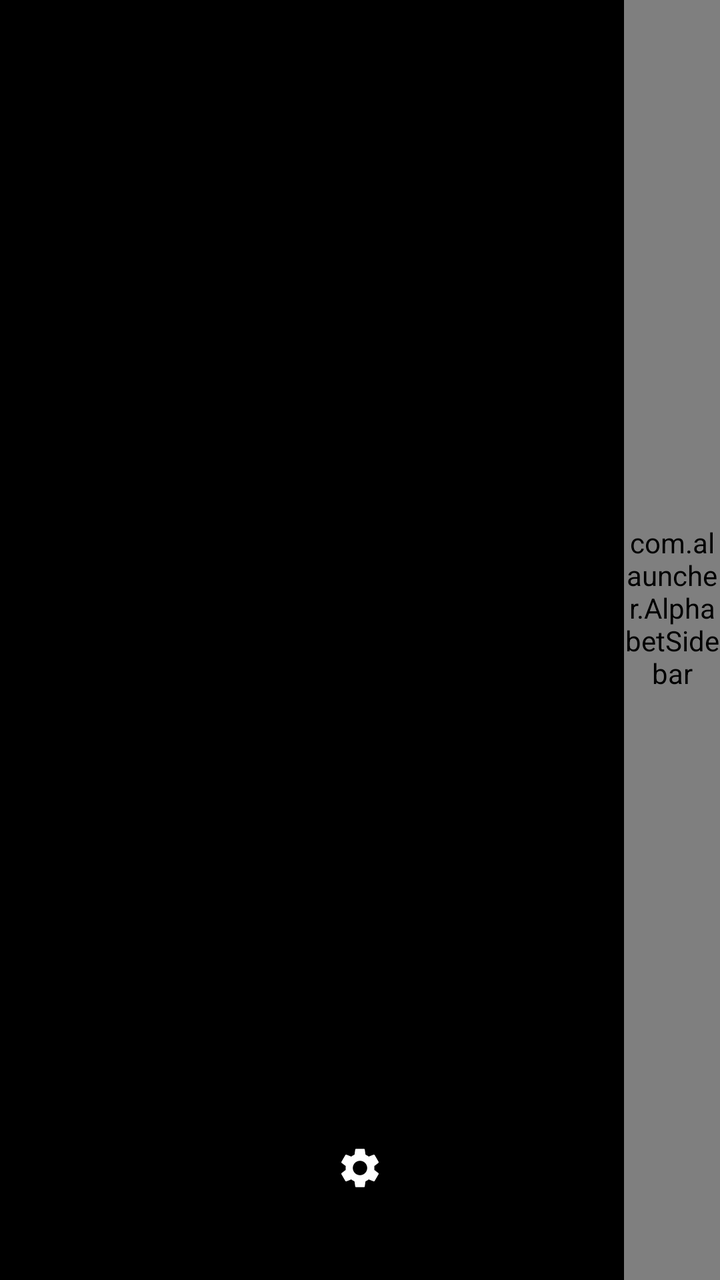
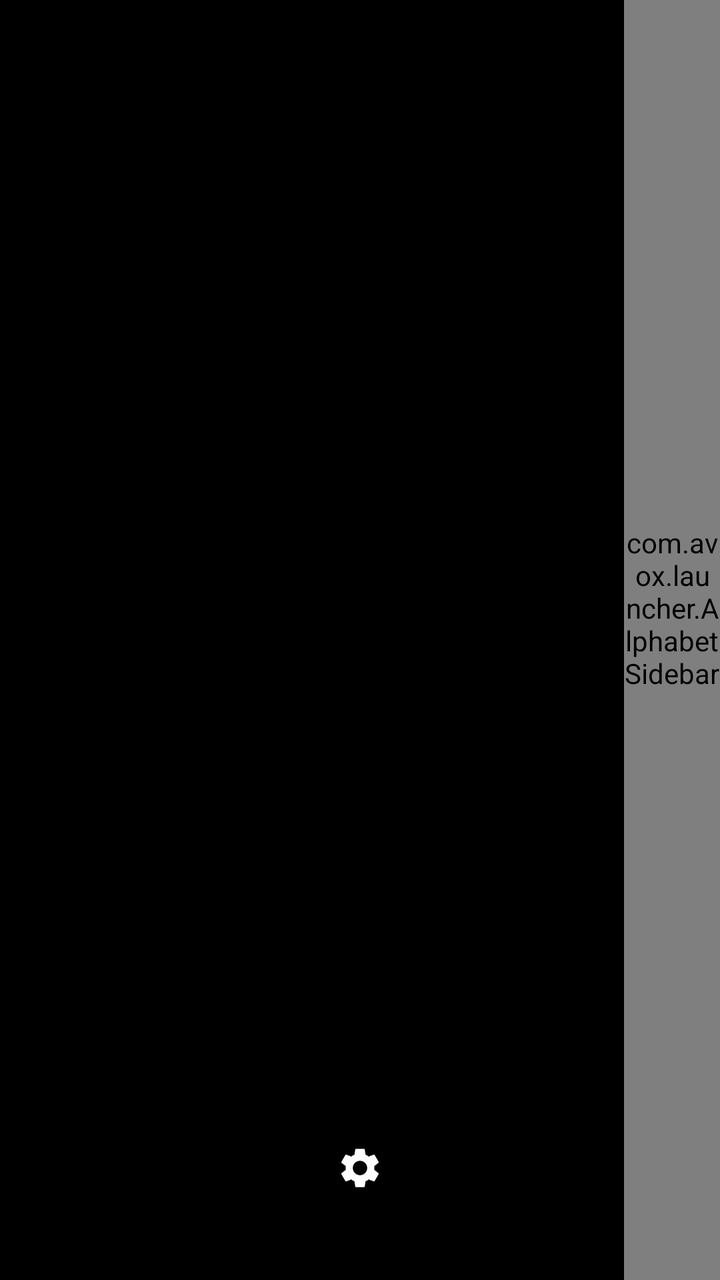

Compare the two renders of this Android layout. The source of the first and the diff that turns it into the second are given below.
<!-- AndroidManifest.xml: application theme Theme.ALauncher -->
<!-- res/layout/activity_main.xml -->
<?xml version="1.0" encoding="utf-8"?>
<FrameLayout xmlns:android="http://schemas.android.com/apk/res/android"
    android:id="@+id/rootLayout"
    android:layout_width="match_parent"
    android:layout_height="match_parent"
    android:clipChildren="false">

    <View
        android:id="@+id/darkOverlay"
        android:layout_width="match_parent"
        android:layout_height="match_parent"
        android:background="#000000" />

    <ListView
        android:id="@+id/appList"
        android:layout_width="match_parent"
        android:layout_height="match_parent"
        android:layout_marginEnd="48dp"
        android:paddingStart="24dp"
        android:paddingTop="160dp"
        android:paddingBottom="112dp"
        android:clipToPadding="false"
        android:divider="@null"
        android:dividerHeight="0dp"
        android:scrollbars="none" />

    <LinearLayout
        android:id="@+id/widgetContainer"
        android:layout_width="match_parent"
        android:layout_height="wrap_content"
        android:layout_marginEnd="48dp"
        android:orientation="vertical"
        android:paddingStart="24dp"
        android:paddingTop="40dp" />

    <EditText
        android:id="@+id/searchBar"
        android:layout_width="match_parent"
        android:layout_height="48dp"
        android:layout_gravity="top"
        android:layout_marginStart="24dp"
        android:layout_marginEnd="56dp"
        android:layout_marginTop="16dp"
        android:background="#44000000"
        android:hint="@string/search_hint"
        android:textColorHint="#88FFFFFF"
        android:textColor="@android:color/white"
        android:textSize="18sp"
        android:paddingHorizontal="16dp"
        android:inputType="text"
        android:imeOptions="actionSearch"
        android:singleLine="true"
        android:visibility="gone"
        android:importantForAutofill="no" />

    <com.alauncher.AlphabetSidebar
        android:id="@+id/alphabetSidebar"
        android:layout_width="48dp"
        android:layout_height="match_parent"
        android:layout_gravity="end"
        android:paddingTop="80dp"
        android:paddingBottom="112dp" />

    <LinearLayout
        android:id="@+id/footerActionsContainer"
        android:layout_width="match_parent"
        android:layout_height="wrap_content"
        android:layout_gravity="bottom|center_horizontal"
        android:layout_marginBottom="20dp"
        android:gravity="center"
        android:orientation="horizontal"
        android:visibility="gone" />

    <ImageButton
        android:id="@+id/bottomButton"
        android:layout_width="48dp"
        android:layout_height="48dp"
        android:layout_gravity="bottom|center_horizontal"
        android:layout_marginBottom="32dp"
        android:background="@drawable/circle_dark_bg"
        android:contentDescription="@string/settings_label"
        android:padding="12dp"
        android:scaleType="centerInside"
        android:src="@drawable/ic_settings" />

</FrameLayout>
<!-- resources referenced by this layout -->
<resources>
  <!-- drawable circle_dark_bg (drawable) -->
  <?xml version="1.0" encoding="utf-8"?>
  <shape xmlns:android="http://schemas.android.com/apk/res/android"
      android:shape="oval">
      <solid android:color="@android:color/transparent" />
      <size
          android:width="48dp"
          android:height="48dp" />
  </shape>
  <!-- drawable ic_settings (drawable) -->
  <?xml version="1.0" encoding="utf-8"?>
  <vector xmlns:android="http://schemas.android.com/apk/res/android"
      android:width="24dp"
      android:height="24dp"
      android:viewportWidth="24"
      android:viewportHeight="24">
      <path
          android:fillColor="#FFFFFF"
          android:pathData="M19.14,12.94c0.04,-0.3 0.06,-0.61 0.06,-0.94c0,-0.32 -0.02,-0.64 -0.07,-0.94l2.03,-1.58c0.18,-0.14 0.23,-0.41 0.12,-0.61l-1.92,-3.32c-0.12,-0.22 -0.37,-0.29 -0.59,-0.22l-2.39,0.96c-0.5,-0.38 -1.03,-0.7 -1.62,-0.94L14.4,2.81c-0.04,-0.24 -0.24,-0.41 -0.48,-0.41h-3.84c-0.24,0 -0.43,0.17 -0.47,0.41L9.25,5.35C8.66,5.59 8.12,5.92 7.63,6.29L5.24,5.33c-0.22,-0.08 -0.47,0 -0.59,0.22L2.74,8.87C2.62,9.08 2.66,9.34 2.86,9.48l2.03,1.58C4.84,11.36 4.8,11.69 4.8,12s0.02,0.64 0.07,0.94l-2.03,1.58c-0.18,0.14 -0.23,0.41 -0.12,0.61l1.92,3.32c0.12,0.22 0.37,0.29 0.59,0.22l2.39,-0.96c0.5,0.38 1.03,0.7 1.62,0.94l0.36,2.54c0.05,0.24 0.24,0.41 0.48,0.41h3.84c0.24,0 0.44,-0.17 0.47,-0.41l0.36,-2.54c0.59,-0.24 1.13,-0.56 1.62,-0.94l2.39,0.96c0.22,0.08 0.47,0 0.59,-0.22l1.92,-3.32c0.12,-0.22 0.07,-0.47 -0.12,-0.61L19.14,12.94zM12,15.6c-1.98,0 -3.6,-1.62 -3.6,-3.6s1.62,-3.6 3.6,-3.6s3.6,1.62 3.6,3.6S13.98,15.6 12,15.6z" />
  </vector>
  <string name="search_hint">Search apps…</string>
  <string name="settings_label">Settings</string>
  <style name="Theme.ALauncher" parent="Theme.AppCompat.NoActionBar">
          <item name="android:windowBackground">@android:color/transparent</item>
          <item name="android:windowShowWallpaper">true</item>
          <item name="android:windowIsTranslucent">true</item>
      </style>
</resources>

<!-- the commit's change to res/layout/activity_main.xml (unified diff, before → after) -->
@@ -53,7 +53,7 @@
         android:visibility="gone"
         android:importantForAutofill="no" />
 
-    <com.alauncher.AlphabetSidebar
+    <com.avox.launcher.AlphabetSidebar
         android:id="@+id/alphabetSidebar"
         android:layout_width="48dp"
         android:layout_height="match_parent"
<!-- resource entries referenced after the edit -->
@@ -22,7 +22,7 @@
   </vector>
   <string name="search_hint">Search apps…</string>
   <string name="settings_label">Settings</string>
-  <style name="Theme.ALauncher" parent="Theme.AppCompat.NoActionBar">
+  <style name="Theme.Avox" parent="Theme.AppCompat.NoActionBar">
           <item name="android:windowBackground">@android:color/transparent</item>
           <item name="android:windowShowWallpaper">true</item>
           <item name="android:windowIsTranslucent">true</item>
